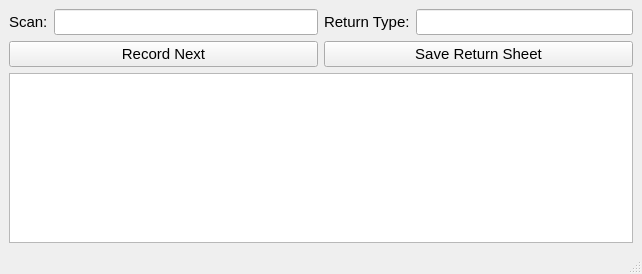
The window that gui/createReturnSheet.ui (suraj-d/onlinehelper) describes before a commit, drawn with Qt 5.
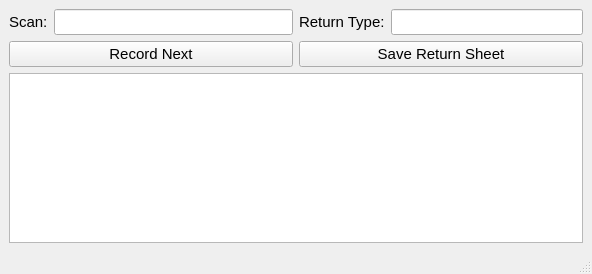
The same window after the commit.

Commit message: no focus to output field

What changed in the file:
```diff
--- a/gui/createReturnSheet.ui
+++ b/gui/createReturnSheet.ui
@@ -6,7 +6,7 @@
    <rect>
     <x>0</x>
     <y>0</y>
-    <width>642</width>
+    <width>592</width>
     <height>274</height>
    </rect>
   </property>
```
Left out of the diff: 5 changed lines with no effect on the pictures.
